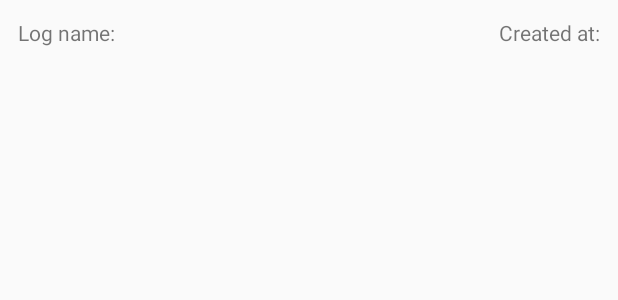
After one commit to Tokelu/Bluetooth-Development-Debug-Tool, an Android app: the layout log_list_element.xml on its own in the app's theme, with its tools: preview values and no code run, on a phone screen of 412 x 824 dp. The commit adds this screen. Shown: the top 300 px of the screen. Run offline under Robolectric (Android 15) with nearby library versions, the phone set to English and light mode, and no system bars.

Commit message:
DatabaseService:  - Changed some of the global strings
LogData:
 - Made the SimpleDateFormat public, so I can use it elsewhere

LogListAdapter:
 - Newly created.
 - Supposed to be used for the recycler view in the load fragment

FragmentLoad:
 - Added parameters to the searchForOldData method.
 - Listening to the local broadcast receiver from ViewModel.

MyViewModel:
 - Setup a list of logs used in the load fragment.
 - Implemented the searchForOldData method.
 - Created the local broadcast receiver.

Created the list item for the log list and some new string resources for this UI element.

```diff
--- a/app/src/main/java/da/au_grp21/bluetoothdevelopmentdebugtool/Database/LogData.java
+++ b/app/src/main/java/da/au_grp21/bluetoothdevelopmentdebugtool/Database/LogData.java
@@ -9,7 +9,7 @@ import java.util.TimeZone;
 public class LogData implements Serializable {
     private String filename, terminalLog, timestamp;
     private TimeZone tz = TimeZone.getDefault();
-    private SimpleDateFormat sdf = new SimpleDateFormat("dd/MM/yyyy HH:mm:ss");
+    public static SimpleDateFormat sdf = new SimpleDateFormat("dd/MM/yyyy HH:mm:ss");
 
     public LogData () {}
 
--- a/app/src/main/res/layout/fragment_load_data.xml
+++ b/app/src/main/res/layout/fragment_load_data.xml
@@ -38,6 +38,7 @@
                     app:layout_constraintTop_toTopOf="parent">
 
                     <androidx.recyclerview.widget.RecyclerView
+                        android:id="@+id/fragLoadRecyclerView"
                         android:layout_width="match_parent"
                         android:layout_height="match_parent" />
                 </FrameLayout>
--- /dev/null
+++ b/app/src/main/res/layout/log_list_element.xml
@@ -0,0 +1,31 @@
+<?xml version="1.0" encoding="utf-8"?>
+<androidx.constraintlayout.widget.ConstraintLayout xmlns:android="http://schemas.android.com/apk/res/android"
+    xmlns:app="http://schemas.android.com/apk/res-auto"
+    xmlns:tools="http://schemas.android.com/tools"
+    android:id="@+id/logCard"
+    android:layout_width="match_parent"
+    android:layout_height="wrap_content"
+    android:layout_margin="4dp"
+    app:cardCornerRadius="8dp">
+
+    <TextView
+        android:id="@+id/logListCardName"
+        android:layout_width="wrap_content"
+        android:layout_height="wrap_content"
+        android:layout_marginStart="8dp"
+        android:layout_marginTop="8dp"
+        android:text="@string/logName"
+        app:layout_constraintStart_toStartOf="parent"
+        app:layout_constraintTop_toTopOf="parent" />
+
+    <TextView
+        android:id="@+id/logListCardTimestamp"
+        android:layout_width="wrap_content"
+        android:layout_height="wrap_content"
+        android:layout_marginTop="8dp"
+        android:layout_marginEnd="8dp"
+        android:text="@string/logTimestamp"
+        app:layout_constraintEnd_toEndOf="parent"
+        app:layout_constraintTop_toTopOf="parent" />
+
+</androidx.constraintlayout.widget.ConstraintLayout>
--- a/app/src/main/res/values/strings.xml
+++ b/app/src/main/res/values/strings.xml
@@ -33,4 +33,6 @@
     <string name="min_sdk_req">MIN. SDK level: 18 (To support BLE)</string>
     <string name="seekButton">SEARCH</string>
     <string name="Load">Load</string>
+    <string name="logName">Log name:</string>
+    <string name="logTimestamp">Created at:</string>
 </resources>
```
Also changed, not shown: app/src/main/java/da/au_grp21/bluetoothdevelopmentdebugtool/Database/DatabaseService.java (+5 -4 lines), app/src/main/java/da/au_grp21/bluetoothdevelopmentdebugtool/Database/LogListAdapter.java (added, +92 -0 lines), app/src/main/java/da/au_grp21/bluetoothdevelopmentdebugtool/Fragment/FragmentLoad.java (+16 -2 lines), app/src/main/java/da/au_grp21/bluetoothdevelopmentdebugtool/ViewModel/MyViewModel.java (+54 -4 lines), 1 other file.
